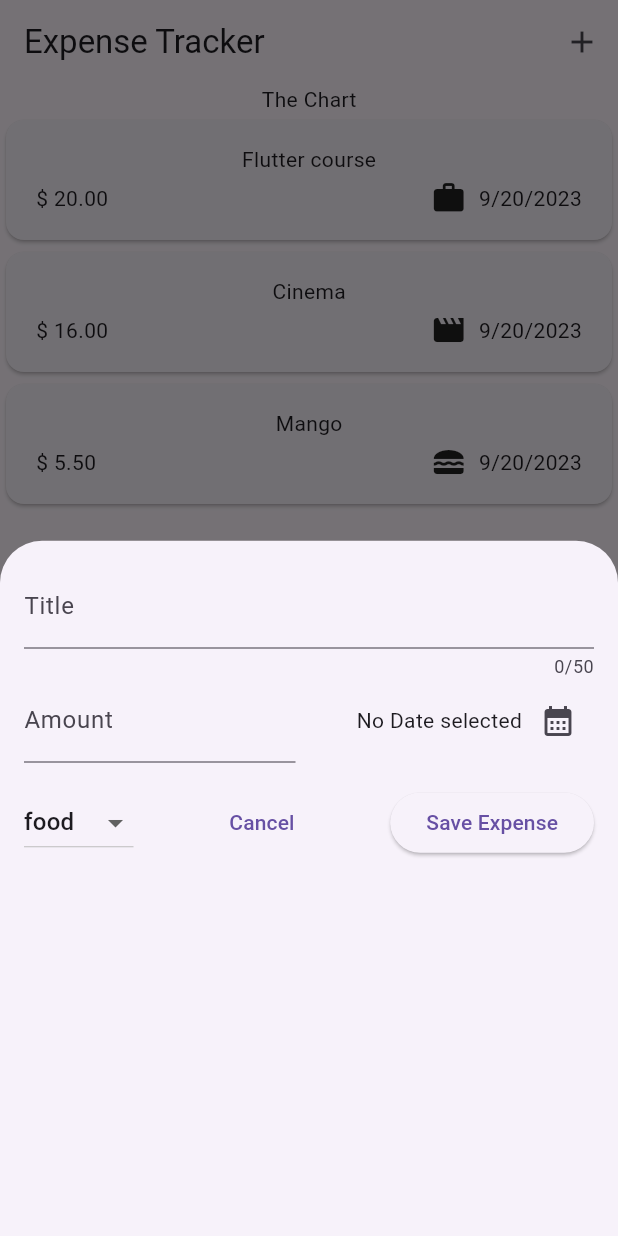
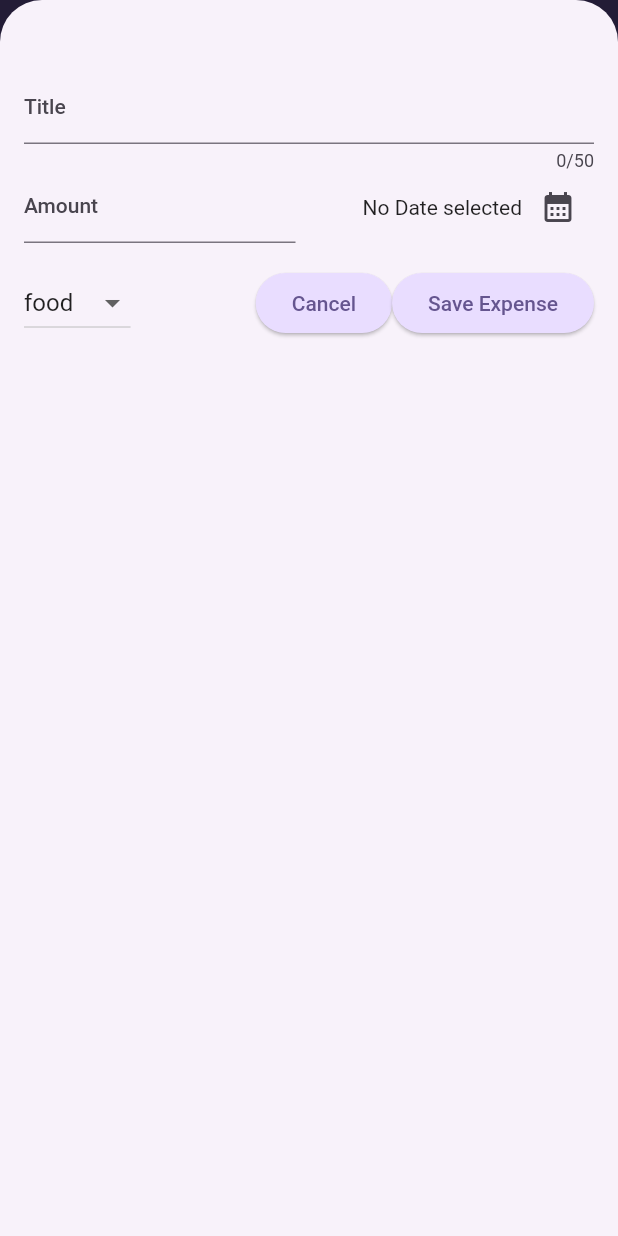
Before and after one commit to irfanullahatozi/expense_tracker_flutter, a Flutter app: the screen it shows after launch, after a tap on the "add" icon, on a phone screen of 412 x 824 dp. Run offline on Flutter 3.47's test engine with Material 2 defaults, Android fonts, the phone set to English and light mode, and no system bars.

Commit message:
adding new expense

```diff
--- a/lib/main.dart
+++ b/lib/main.dart
@@ -1,10 +1,29 @@
 import 'package:expense_tracker/widgets/expenses.dart';
 import 'package:flutter/material.dart';
 
+var kColorScheme = ColorScheme.fromSeed(
+  seedColor: const Color.fromARGB(255, 96, 59, 181),
+);
 void main() {
   runApp(
     MaterialApp(
-      theme: ThemeData(useMaterial3: true),
+      theme: ThemeData().copyWith(
+        useMaterial3: true,
+        colorScheme: kColorScheme,
+        appBarTheme: const AppBarTheme().copyWith(
+          backgroundColor: kColorScheme.onPrimaryContainer,
+          foregroundColor: kColorScheme.primaryContainer,
+        ),
+        cardTheme: const CardTheme().copyWith(
+          color: kColorScheme.secondaryContainer,
+          margin: const EdgeInsets.symmetric(vertical: 8, horizontal: 16),
+        ),
+        elevatedButtonTheme: ElevatedButtonThemeData(
+          style: ElevatedButton.styleFrom(
+            backgroundColor: kColorScheme.primaryContainer,
+          ),
+        ),
+      ),
       home: const Expenses(),
     ),
   );
--- a/lib/widgets/expense_list/expense_item.dart
+++ b/lib/widgets/expense_list/expense_item.dart
@@ -15,6 +15,7 @@ class ExpenseItem extends StatelessWidget {
           vertical: 16,
         ),
         child: Column(
+          crossAxisAlignment: CrossAxisAlignment.start,
           children: [
             Text(expense.title),
             const SizedBox(
--- a/lib/widgets/expense_list/expenses_list.dart
+++ b/lib/widgets/expense_list/expenses_list.dart
@@ -3,14 +3,21 @@ import 'package:expense_tracker/widgets/expense_list/expense_item.dart';
 import 'package:flutter/material.dart';
 
 class ExpensesList extends StatelessWidget {
-  const ExpensesList(this.expensese, {super.key});
+  const ExpensesList(this.expensese, this.onRemoveExpense, {super.key});
   final List<Expense> expensese;
+  final void Function(Expense expense) onRemoveExpense;
 
   @override
   Widget build(BuildContext context) {
     return ListView.builder(
       itemCount: expensese.length,
-      itemBuilder: (context, index) => ExpenseItem(expensese[index]),
+      itemBuilder: (context, index) => Dismissible(
+        key: ValueKey(expensese[index]),
+        onDismissed: (direction) => {onRemoveExpense(expensese[index])},
+        child: ExpenseItem(
+          expensese[index],
+        ),
+      ),
     );
   }
 }
--- a/lib/widgets/expenses.dart
+++ b/lib/widgets/expenses.dart
@@ -33,13 +33,48 @@ class _Expenses extends State<Expenses> {
 
   void openAddExpenseModal() {
     showModalBottomSheet(
+      isScrollControlled: true,
       context: context,
-      builder: (ctx) => const NewExpense(),
+      builder: (ctx) => NewExpense(addExpense),
     );
+  }
+
+  void addExpense(Expense expense) {
+    setState(() {
+      _registerExpenses.add(expense);
+    });
+  }
+
+  void removeExpense(Expense expense) {
+    final expenseIndex = _registerExpenses.indexOf(expense);
+    setState(() {
+      _registerExpenses.remove(expense);
+    });
+
+    ScaffoldMessenger.of(context).clearSnackBars();
+    ScaffoldMessenger.of(context).showSnackBar(SnackBar(
+      duration: const Duration(seconds: 3),
+      content: const Text('Expense deleted.'),
+      action: SnackBarAction(
+        label: 'Undo',
+        onPressed: () {
+          setState(() {
+            _registerExpenses.insert(expenseIndex, expense);
+          });
+        },
+      ),
+    ));
   }
 
   @override
   Widget build(BuildContext context) {
+    Widget mainContent = const Center(
+      child: Text('No expenses found. Start adding some!'),
+    );
+
+    if (_registerExpenses.isNotEmpty) {
+      mainContent = ExpensesList(_registerExpenses, removeExpense);
+    }
     return Scaffold(
       appBar: AppBar(title: const Text('Expense Tracker'), actions: [
         IconButton(
@@ -51,7 +86,7 @@ class _Expenses extends State<Expenses> {
         children: [
           const Text('The Chart'),
           Expanded(
-            child: ExpensesList(_registerExpenses),
+            child: mainContent,
           ),
         ],
       ),
```
Also changed, not shown: lib/widgets/new_expense.dart (+39 -9 lines).
